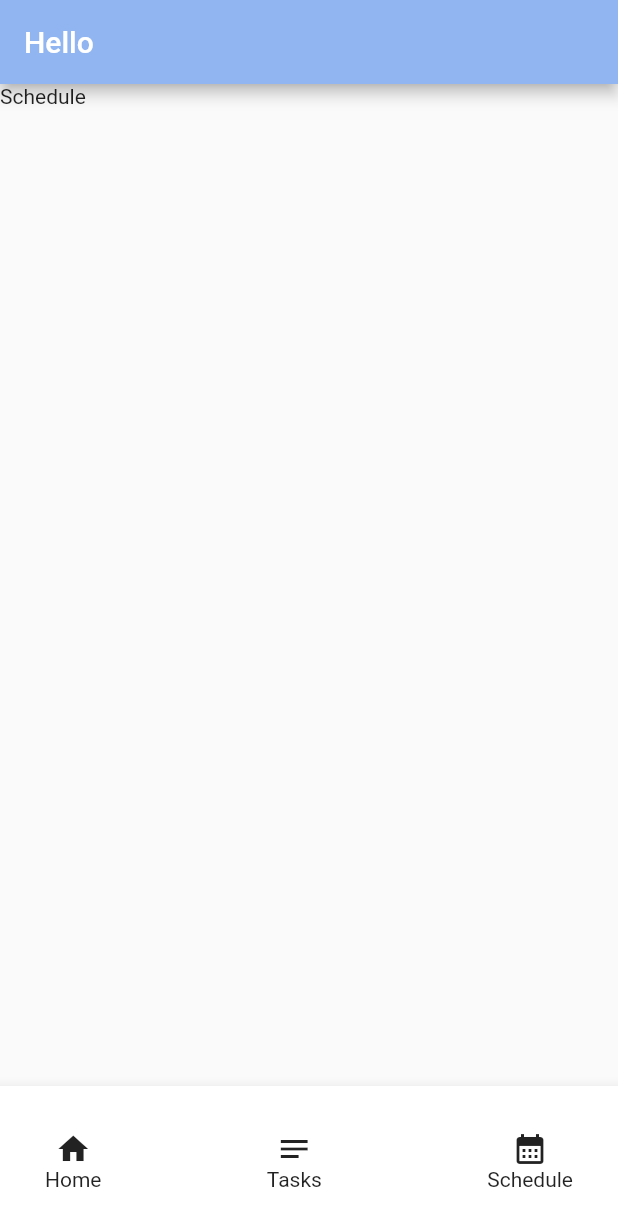
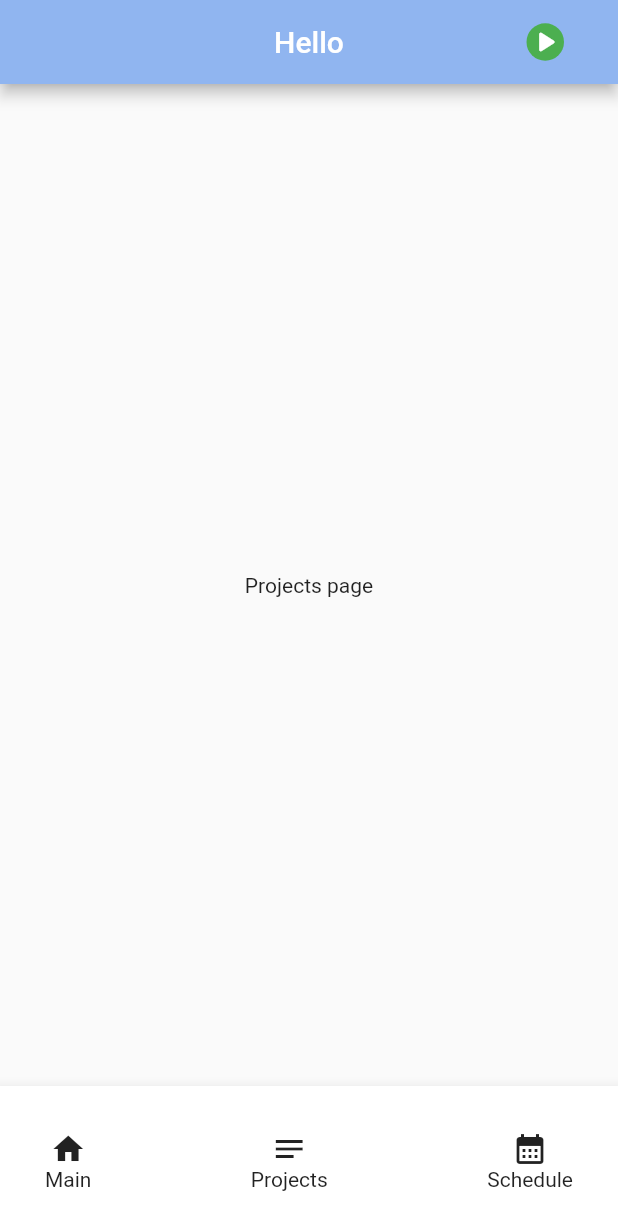
Before and after one commit to NikitaPits/task_manager, a Flutter app: the screen it shows after launch, swiped to page 2, on a phone screen of 412 x 824 dp. Shown: the top 1230 px of the screen. Run offline on Flutter 3.47's test engine with Material 2 defaults, Android fonts, the phone set to English and light mode, and no system bars; our stand-ins replace bloc, flutter_bloc.

Commit message:
added play button

```diff
--- /dev/null
+++ b/lib/UI/buttons/play_button.dart
@@ -0,0 +1,18 @@
+import 'package:flutter/material.dart';
+
+class PlayButton extends StatelessWidget {
+  const PlayButton({super.key});
+
+  @override
+  Widget build(BuildContext context) {
+    return Container(
+      width: 25,
+      height: 25,
+      decoration: BoxDecoration(
+        color: Colors.green,
+        borderRadius: BorderRadius.circular(25),
+      ),
+      child: const Icon(Icons.play_arrow_rounded),
+    );
+  }
+}
--- a/lib/bloc/page_controller/page_controller_bloc.dart
+++ b/lib/bloc/page_controller/page_controller_bloc.dart
@@ -1,13 +1,25 @@
 import 'package:bloc/bloc.dart';
-import 'package:meta/meta.dart';
+import 'package:flutter/material.dart';
+import 'package:task_manager/data/models/page_model.dart';
 
 part 'page_controller_event.dart';
 part 'page_controller_state.dart';
 
-class PageControllerBloc extends Bloc<PageControllerEvent, PageControllerState> {
-  PageControllerBloc() : super(PageControllerInitial()) {
-    on<PageControllerEvent>((event, emit) {
-      // TODO: implement event handler
+class PageControllerBloc extends Bloc<PageControllerEvent, PageModel> {
+  PageControllerBloc() : super(PageModel(PageController(), 0, 0)) {
+    on<JumpToPageEvent>((event, emit) {
+      int lastTabIndex = state.pageIndex;
+      state.controller.animateToPage(
+        event.pageIndex,
+        duration: const Duration(milliseconds: 200),
+        curve: Curves.easeIn,
+      );
+      emit(
+        state.copyWith(
+          pageIndex: event.pageIndex,
+          lastTabIndex: lastTabIndex,
+        ),
+      );
     });
   }
 }
--- a/lib/bloc/page_controller/page_controller_event.dart
+++ b/lib/bloc/page_controller/page_controller_event.dart
@@ -2,3 +2,8 @@ part of 'page_controller_bloc.dart';
 
 @immutable
 abstract class PageControllerEvent {}
+
+class JumpToPageEvent extends PageControllerEvent {
+  final int pageIndex;
+  JumpToPageEvent(this.pageIndex);
+}
--- /dev/null
+++ b/lib/data/models/widgets_models/bottom_app_bar_item_model.dart
@@ -0,0 +1,11 @@
+import 'package:flutter/material.dart';
+
+class BottomAppBarModel {
+  final IconData icon;
+  final String label;
+
+  BottomAppBarModel(
+    this.icon,
+    this.label,
+  );
+}
--- a/lib/home.dart
+++ b/lib/home.dart
@@ -1,6 +1,12 @@
 import 'package:flutter/material.dart';
+import 'package:flutter_bloc/flutter_bloc.dart';
+import 'package:task_manager/UI/buttons/play_button.dart';
+import 'package:task_manager/bloc/page_controller/page_controller_bloc.dart';
+import 'package:task_manager/data/models/page_model.dart';
+import 'package:task_manager/data/models/widgets_models/bottom_app_bar_item_model.dart';
 import 'package:task_manager/pages/home_page/local_widgets/bottum_app_bar_element.dart';
 import 'package:task_manager/pages/home_page/main_page.dart';
+import 'package:task_manager/pages/projects_page/projects_page.dart';
 import 'package:task_manager/pages/schedule_page/schedule_page.dart';
 import 'package:task_manager/theme/custom_colors.dart';
 
@@ -12,26 +18,40 @@ class Home extends StatefulWidget {
 }
 
 class _HomeState extends State<Home> {
-  final PageController _controller =
-      PageController(initialPage: 0, keepPage: true);
-  int _pageIndex = 0;
+  final List<BottomAppBarModel> bottomAppBarParameters = [
+    BottomAppBarModel(Icons.home, 'Main'),
+    BottomAppBarModel(Icons.notes, 'Projects'),
+    BottomAppBarModel(Icons.calendar_month, 'Schedule')
+  ];
   @override
   Widget build(BuildContext context) {
+    return BlocBuilder<PageControllerBloc, PageModel>(
+      builder: (context, state) {
         return Scaffold(
             appBar: AppBar(
               backgroundColor: CustomColors.appBarColor,
-        title: const Text('Hello'),
+              title: const Padding(
+                  padding: EdgeInsets.symmetric(horizontal: 20),
+                  child: Row(
+                    mainAxisAlignment: MainAxisAlignment.spaceBetween,
+                    children: [
+                      SizedBox(
+                        width: 25,
+                      ),
+                      Text('Hello'),
+                      PlayButton(),
+                    ],
+                  )),
             ),
             body: PageView(
-        controller: _controller,
+              controller: state.controller,
               // physics: NeverScrollableScrollPhysics(),
               onPageChanged: (value) {
-          setState(() {
-            _pageIndex = value;
-          });
+                context.read<PageControllerBloc>().add(JumpToPageEvent(value));
               },
               children: const [
                 MainPage(),
+                ProjectsPage(),
                 SchedulePage(),
               ],
             ),
@@ -42,27 +62,24 @@ class _HomeState extends State<Home> {
                   padding: const EdgeInsets.symmetric(horizontal: 30),
                   child: Row(
                       mainAxisAlignment: MainAxisAlignment.spaceBetween,
-              children: [
-                BottomAppBarElement(
-                  icon: Icons.home,
-                  title: 'Home',
-                  onTap: () {},
-                ),
-                BottomAppBarElement(
-                  icon: Icons.notes,
-                  title: 'Tasks',
-                  onTap: () {},
-                ),
-                BottomAppBarElement(
-                  icon: Icons.calendar_month,
-                  title: 'Schedule',
-                  onTap: () {},
-                ),
-              ],
+                      children:
+                          bottomAppBarParameters.asMap().entries.map((entry) {
+                        final index = entry.key;
+                        final element = entry.value;
+                        return BottomAppBarElement(
+                          icon: element.icon,
+                          title: element.label,
+                          onTap: () {
+                            context
+                                .read<PageControllerBloc>()
+                                .add(JumpToPageEvent(index));
+                          },
+                        );
+                      }).toList()),
                 ),
               ),
-        ),
-      ),
+            ));
+      },
     );
   }
 }
--- a/lib/pages/home_page/main_page.dart
+++ b/lib/pages/home_page/main_page.dart
@@ -11,7 +11,7 @@ class _MainPageState extends State<MainPage> {
   @override
   Widget build(BuildContext context) {
     return const Scaffold(
-      body: Text('Main page'),
+      body: Center(child: Text('Main page')),
     );
   }
 }
--- /dev/null
+++ b/lib/pages/projects_page/projects_page.dart
@@ -0,0 +1,17 @@
+import 'package:flutter/material.dart';
+
+class ProjectsPage extends StatefulWidget {
+  const ProjectsPage({super.key});
+
+  @override
+  State<ProjectsPage> createState() => _ProjectsPageState();
+}
+
+class _ProjectsPageState extends State<ProjectsPage> {
+  @override
+  Widget build(BuildContext context) {
+    return const Scaffold(
+      body: Center(child: Text('Projects page')),
+    );
+  }
+}
--- a/lib/pages/schedule_page/schedule_page.dart
+++ b/lib/pages/schedule_page/schedule_page.dart
@@ -11,7 +11,7 @@ class _SchedulePageState extends State<SchedulePage> {
   @override
   Widget build(BuildContext context) {
     return const Scaffold(
-      body: Text('Schedule'),
+      body: Center(child: Text('Schedule')),
     );
   }
 }
```
Lines whose indentation alone changed are shown as unchanged.
